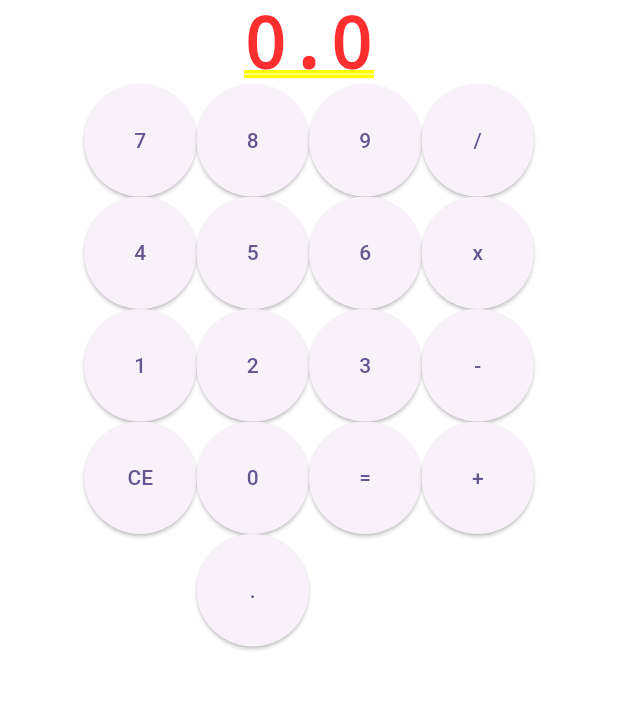
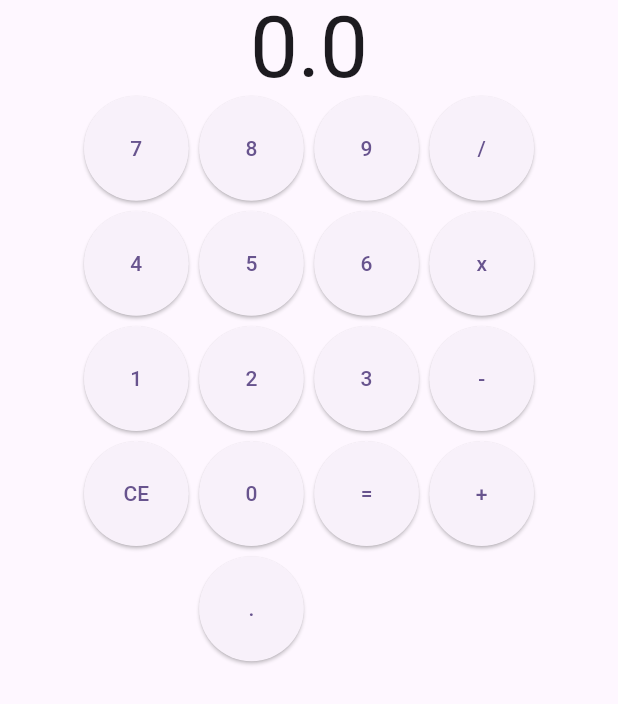
Before and after one commit to stnDinus/ppbCalculator, a Flutter app: the screen it shows after launch, on a phone screen of 412 x 824 dp. Shown: the top 704 px of the screen. Run offline on Flutter 3.47's test engine with Material 2 defaults, Android fonts, the phone set to English and light mode, and no system bars.

Commit message:
style: themed up

```diff
--- a/lib/calculator.dart
+++ b/lib/calculator.dart
@@ -82,7 +82,7 @@ class CalculatorDisplay extends StatelessWidget {
 
   @override
   Widget build(BuildContext context) {
-    return Text(displayValue.toString());
+    return Text(displayValue.toString(), style: Theme.of(context).textTheme.displayLarge);
   }
 }
 
@@ -95,6 +95,8 @@ class CalculatorButtons extends StatelessWidget {
   Widget build(BuildContext context) {
     return GridView.count(
       crossAxisCount: 4,
+      mainAxisSpacing: 7,
+      crossAxisSpacing: 7,
       physics: const NeverScrollableScrollPhysics(),
       shrinkWrap: true,
       children: [
--- a/lib/main.dart
+++ b/lib/main.dart
@@ -32,7 +32,8 @@ class MyApp extends StatelessWidget {
         colorScheme: ColorScheme.fromSeed(seedColor: Colors.deepPurple),
         useMaterial3: true,
       ),
-      home: Center(child: SizedBox(width: 300, child: Calculator())),
+      home: const Scaffold(
+          body: Center(child: SizedBox(width: 300, child: Calculator()))),
     );
   }
 }
```
